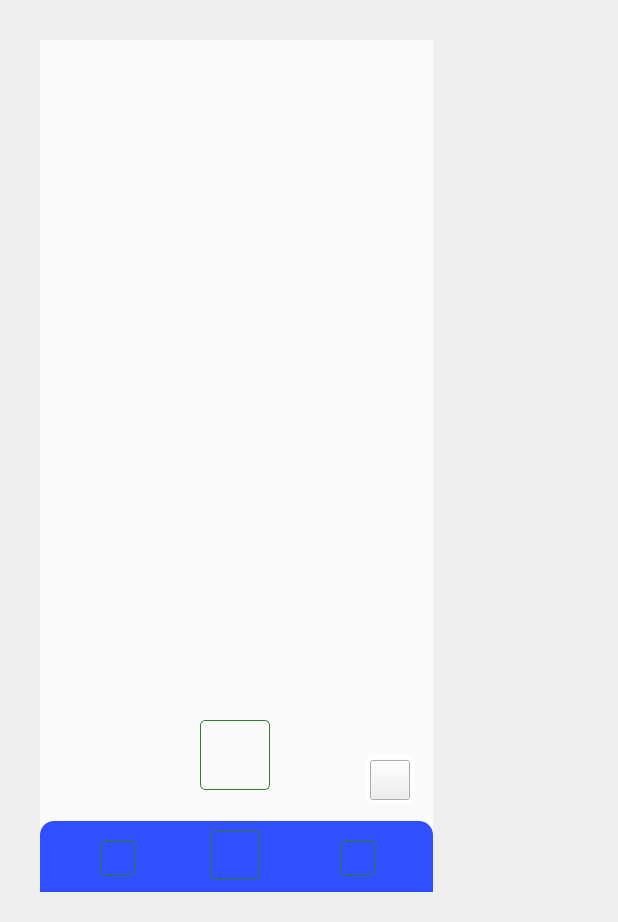
Old version of the form SolCareGUI/food_camera.ui in the repository addinedu-ros-7th/deeplearning-repo-5.
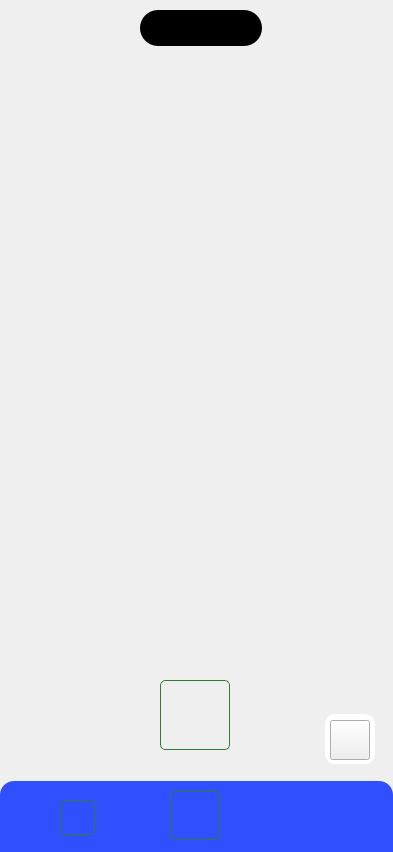
New version of the form. Icons and pictures are not drawn.

The edit to the form file:
```diff
--- a/SolCareGUI/food_camera.ui
+++ b/SolCareGUI/food_camera.ui
@@ -6,8 +6,8 @@
    <rect>
     <x>0</x>
     <y>0</y>
-    <width>618</width>
-    <height>922</height>
+    <width>393</width>
+    <height>852</height>
    </rect>
   </property>
   <property name="windowTitle">
@@ -16,8 +16,8 @@
   <widget class="QPushButton" name="btn_camera_shutter">
    <property name="geometry">
     <rect>
-     <x>200</x>
-     <y>720</y>
+     <x>160</x>
+     <y>680</y>
      <width>70</width>
      <height>70</height>
     </rect>
@@ -34,27 +34,11 @@
     <string/>
    </property>
   </widget>
-  <widget class="QLabel" name="lb_background">
-   <property name="geometry">
-    <rect>
-     <x>40</x>
-     <y>40</y>
-     <width>393</width>
-     <height>852</height>
-    </rect>
-   </property>
-   <property name="styleSheet">
-    <string notr="true">background-color: #FAFAFA;</string>
-   </property>
-   <property name="text">
-    <string/>
-   </property>
-  </widget>
   <widget class="QPushButton" name="btn_home">
    <property name="geometry">
     <rect>
-     <x>100</x>
-     <y>840</y>
+     <x>60</x>
+     <y>800</y>
      <width>35</width>
      <height>35</height>
     </rect>
@@ -80,73 +64,11 @@
     <bool>true</bool>
    </property>
   </widget>
-  <widget class="QPushButton" name="btn_profile">
-   <property name="geometry">
-    <rect>
-     <x>340</x>
-     <y>840</y>
-     <width>35</width>
-     <height>35</height>
-    </rect>
-   </property>
-   <property name="palette">
-    <palette>
-     <active>
-      <colorrole role="Button">
-       <brush brushstyle="SolidPattern">
-        <color alpha="255">
-         <red>255</red>
-         <green>255</green>
-         <blue>255</blue>
-        </color>
-       </brush>
-      </colorrole>
-     </active>
-     <inactive>
-      <colorrole role="Button">
-       <brush brushstyle="SolidPattern">
-        <color alpha="255">
-         <red>255</red>
-         <green>255</green>
-         <blue>255</blue>
-        </color>
-       </brush>
-      </colorrole>
-     </inactive>
-     <disabled>
-      <colorrole role="Button">
-       <brush brushstyle="SolidPattern">
-        <color alpha="255">
-         <red>255</red>
-         <green>255</green>
-         <blue>255</blue>
-        </color>
-       </brush>
-      </colorrole>
-     </disabled>
-    </palette>
-   </property>
-   <property name="cursor">
-    <cursorShape>PointingHandCursor</cursorShape>
-   </property>
-   <property name="styleSheet">
-    <string notr="true">QPushButton {
-border-image: url(:/images/img//User.jpg);
-border: 1px solid #2E7D32;
-	image: url(:/images/src/User.jpg);
-border-radius: 5px; 
-padding: 5px;
-}</string>
-   </property>
-   <property name="text">
-    <string/>
-   </property>
-  </widget>
   <widget class="QPushButton" name="btn_camera">
    <property name="geometry">
     <rect>
-     <x>210</x>
-     <y>830</y>
+     <x>170</x>
+     <y>790</y>
      <width>50</width>
      <height>50</height>
     </rect>
@@ -175,8 +97,8 @@
   <widget class="QLabel" name="lb_menubar">
    <property name="geometry">
     <rect>
-     <x>40</x>
-     <y>821</y>
+     <x>0</x>
+     <y>781</y>
      <width>393</width>
      <height>71</height>
     </rect>
@@ -196,8 +118,8 @@
    </property>
    <property name="geometry">
     <rect>
-     <x>40</x>
-     <y>40</y>
+     <x>0</x>
+     <y>0</y>
      <width>393</width>
      <height>791</height>
     </rect>
@@ -216,8 +138,8 @@
   <widget class="QLabel" name="lb_shutter_effect">
    <property name="geometry">
     <rect>
-     <x>40</x>
-     <y>40</y>
+     <x>0</x>
+     <y>0</y>
      <width>393</width>
      <height>781</height>
     </rect>
@@ -229,8 +151,8 @@
   <widget class="QPushButton" name="btn_file">
    <property name="geometry">
     <rect>
-     <x>370</x>
-     <y>760</y>
+     <x>330</x>
+     <y>720</y>
      <width>40</width>
      <height>40</height>
     </rect>
@@ -245,8 +167,8 @@
   <widget class="QLabel" name="lb_camera_box">
    <property name="geometry">
     <rect>
-     <x>365</x>
-     <y>754</y>
+     <x>325</x>
+     <y>714</y>
      <width>50</width>
      <height>50</height>
     </rect>
@@ -259,7 +181,138 @@
     <string/>
    </property>
   </widget>
-  <zorder>lb_background</zorder>
+  <widget class="QLabel" name="lb_DynamicIsland">
+   <property name="geometry">
+    <rect>
+     <x>140</x>
+     <y>10</y>
+     <width>122</width>
+     <height>36</height>
+    </rect>
+   </property>
+   <property name="styleSheet">
+    <string notr="true">background-color: rgb(0, 0, 0);
+border-radius: 18px</string>
+   </property>
+   <property name="text">
+    <string/>
+   </property>
+  </widget>
+  <widget class="QPushButton" name="btn_profile">
+   <property name="geometry">
+    <rect>
+     <x>300</x>
+     <y>800</y>
+     <width>35</width>
+     <height>35</height>
+    </rect>
+   </property>
+   <property name="palette">
+    <palette>
+     <active>
+      <colorrole role="Button">
+       <brush brushstyle="SolidPattern">
+        <color alpha="0">
+         <red>255</red>
+         <green>255</green>
+         <blue>255</blue>
+        </color>
+       </brush>
+      </colorrole>
+      <colorrole role="Base">
+       <brush brushstyle="SolidPattern">
+        <color alpha="0">
+         <red>255</red>
+         <green>255</green>
+         <blue>255</blue>
+        </color>
+       </brush>
+      </colorrole>
+      <colorrole role="Window">
+       <brush brushstyle="SolidPattern">
+        <color alpha="0">
+         <red>255</red>
+         <green>255</green>
+         <blue>255</blue>
+        </color>
+       </brush>
+      </colorrole>
+     </active>
+     <inactive>
+      <colorrole role="Button">
+       <brush brushstyle="SolidPattern">
+        <color alpha="0">
+         <red>255</red>
+         <green>255</green>
+         <blue>255</blue>
+        </color>
+       </brush>
+      </colorrole>
+      <colorrole role="Base">
+       <brush brushstyle="SolidPattern">
+        <color alpha="0">
+         <red>255</red>
+         <green>255</green>
+         <blue>255</blue>
+        </color>
+       </brush>
+      </colorrole>
+      <colorrole role="Window">
+       <brush brushstyle="SolidPattern">
+        <color alpha="0">
+         <red>255</red>
+         <green>255</green>
+         <blue>255</blue>
+        </color>
+       </brush>
+      </colorrole>
+     </inactive>
+     <disabled>
+      <colorrole role="Button">
+       <brush brushstyle="SolidPattern">
+        <color alpha="0">
+         <red>255</red>
+         <green>255</green>
+         <blue>255</blue>
+        </color>
+       </brush>
+      </colorrole>
+      <colorrole role="Base">
+       <brush brushstyle="SolidPattern">
+        <color alpha="0">
+         <red>255</red>
+         <green>255</green>
+         <blue>255</blue>
+        </color>
+       </brush>
+      </colorrole>
+      <colorrole role="Window">
+       <brush brushstyle="SolidPattern">
+        <color alpha="0">
+         <red>255</red>
+         <green>255</green>
+         <blue>255</blue>
+        </color>
+       </brush>
+      </colorrole>
+     </disabled>
+    </palette>
+   </property>
+   <property name="cursor">
+    <cursorShape>PointingHandCursor</cursorShape>
+   </property>
+   <property name="styleSheet">
+    <string notr="true">QPushButton {
+border-image: url(:/images/img//User.png);
+background-color: rgb(255, 255, 255,0);
+border-radius: 5px; 
+padding: 5px;
+}</string>
+   </property>
+   <property name="text">
+    <string/>
+   </property>
+  </widget>
   <zorder>lb_webcam</zorder>
   <zorder>lb_shutter_effect</zorder>
   <zorder>lb_menubar</zorder>
```
Left out of the diff: 3 changed lines with no effect on the pictures.
